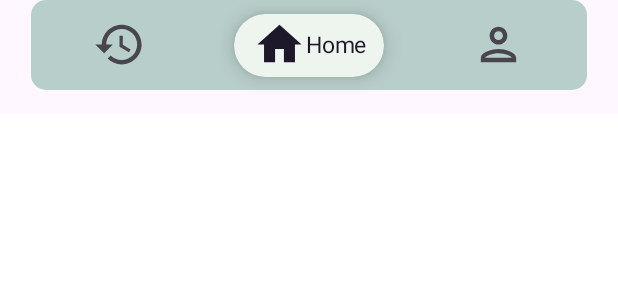
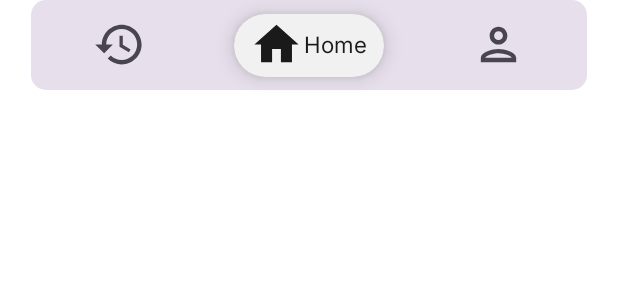
Before and after one commit to bsoc-bitbyte/DigiGate, an Android app built with Jetpack Compose: the @Preview function BottomNavigationBarPreview, on a phone screen of 412 x 824 dp. Shown: the top 300 px of the screen. Run offline under Robolectric (Android 15) with nearby library versions, the phone set to English and light mode, and no system bars; our stand-ins replace Material 3 Expressive styles (plain Material 3 is drawn).

Commit message:
Fixed the colors of Bottom Navigation Bar to Light and Dark mode

```diff
--- a/app/src/main/java/com/tpc/digigate/ui/components/BottomNavigation.kt
+++ b/app/src/main/java/com/tpc/digigate/ui/components/BottomNavigation.kt
@@ -1,5 +1,6 @@
 package com.tpc.digigate.ui.components
 
+import android.content.res.Configuration
 import androidx.compose.animation.AnimatedVisibility
 import androidx.compose.animation.core.animateDpAsState
 import androidx.compose.animation.core.tween
@@ -15,11 +16,7 @@ import androidx.compose.material.icons.outlined.History
 import androidx.compose.material.icons.outlined.Home
 import androidx.compose.material.icons.outlined.Person
 import androidx.compose.material3.*
-import androidx.compose.runtime.Composable
-import androidx.compose.runtime.getValue
-import androidx.compose.runtime.mutableStateOf
-import androidx.compose.runtime.remember
-import androidx.compose.runtime.setValue
+import androidx.compose.runtime.*
 import androidx.compose.ui.Alignment
 import androidx.compose.ui.Modifier
 import androidx.compose.ui.draw.clip
@@ -31,6 +28,7 @@ import androidx.compose.ui.tooling.preview.Preview
 import androidx.compose.ui.unit.Dp
 import androidx.compose.ui.unit.dp
 import androidx.compose.ui.unit.sp
+import com.tpc.digigate.ui.theme.DigiGateTheme
 
 enum class Destinations(val title: String, val iconFilled: ImageVector, val iconOut: ImageVector) {
     History("History", Icons.Filled.History, Icons.Outlined.History),
@@ -49,6 +47,8 @@ fun BottomNavigationBar(
         Destinations.Profile
     )
     val selectedIndex = destinations.indexOf(selected) - 1
+
+    val colorScheme = MaterialTheme.colorScheme
 
     Box(
         modifier = Modifier
@@ -80,7 +80,7 @@ fun BottomNavigationBar(
                     modifier = Modifier
                         .fillMaxSize()
                         .clip(RoundedCornerShape(10.dp))
-                        .background(Color(0xFFB8CECA))
+                        .background(colorScheme.surfaceVariant)
                         .align(Alignment.Center)
                 )
 
@@ -92,7 +92,7 @@ fun BottomNavigationBar(
                         .width(100.dp)
                         .shadow(8.dp, shape = CircleShape)
                         .clip(RoundedCornerShape(20.dp))
-                        .background(Color(0xFFEEF5EE))
+                        .background(colorScheme.surface)
                 )
 
                 NavigationBar(
@@ -102,7 +102,7 @@ fun BottomNavigationBar(
                     destinations.forEachIndexed { index, destination ->
                         val isSelected = index - 1 == selectedIndex
                         val iconSize: Dp by animateDpAsState(
-                            targetValue = if (isSelected) 35.dp else 35.dp,
+                            targetValue = 35.dp,
                             animationSpec = tween(durationMillis = 500)
                         )
 
@@ -130,6 +130,10 @@ fun BottomNavigationBar(
                             },
                             alwaysShowLabel = false,
                             colors = NavigationBarItemDefaults.colors(
+                                selectedIconColor = MaterialTheme.colorScheme.onSurface,
+                                unselectedIconColor = MaterialTheme.colorScheme.onSurfaceVariant,
+                                selectedTextColor = MaterialTheme.colorScheme.onSurface,
+                                unselectedTextColor = MaterialTheme.colorScheme.onSurfaceVariant,
                                 indicatorColor = Color.Transparent
                             )
                         )
@@ -140,12 +144,15 @@ fun BottomNavigationBar(
     }
 }
 
-@Preview
+@Preview(showBackground = true)
+@Preview(showBackground = true, uiMode = Configuration.UI_MODE_NIGHT_YES)
 @Composable
 fun BottomNavigationBarPreview() {
-    var selected by remember { mutableStateOf(Destinations.Home) }
+    var selected by remember {
+        mutableStateOf(Destinations.Home)
+    }
 
-    Surface {
+    DigiGateTheme {
         BottomNavigationBar(
             selected = selected,
             onItemClick = { selected = it }
```
